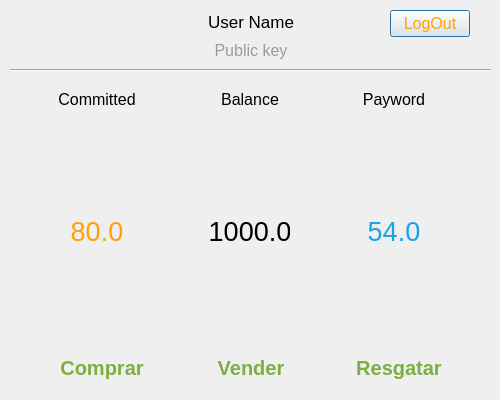
Old version of the form src/gui/balancedialog.ui in the repository amazon-biobank/Torrente.
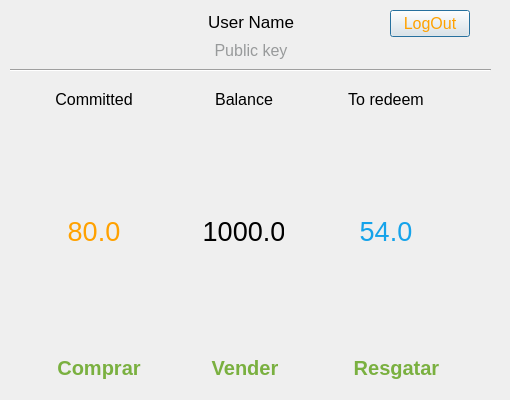
New version of the form. Icons and pictures are not drawn.

Commit message: add: integrate logic values to balance dialog

The edit to the form file:
```diff
--- a/src/gui/balancedialog.ui
+++ b/src/gui/balancedialog.ui
@@ -6,19 +6,19 @@
    <rect>
     <x>0</x>
     <y>0</y>
-    <width>500</width>
+    <width>510</width>
     <height>400</height>
    </rect>
   </property>
   <property name="minimumSize">
    <size>
-    <width>500</width>
+    <width>510</width>
     <height>400</height>
    </size>
   </property>
   <property name="maximumSize">
    <size>
-    <width>500</width>
+    <width>510</width>
     <height>400</height>
    </size>
   </property>
@@ -47,7 +47,7 @@
     <rect>
      <x>0</x>
      <y>10</y>
-     <width>501</width>
+     <width>510</width>
      <height>51</height>
     </rect>
    </property>
@@ -552,7 +552,7 @@
 };</string>
         </property>
         <property name="text">
-         <string>Payword</string>
+         <string>To redeem</string>
         </property>
         <property name="alignment">
          <set>Qt::AlignCenter</set>
@@ -613,7 +613,7 @@
        <widget class="QToolButton" name="IPOButton">
         <property name="maximumSize">
          <size>
-          <width>90</width>
+          <width>110</width>
           <height>65</height>
          </size>
         </property>
```
Left out of the diff: 10 changed lines with no effect on the pictures. The commit also changes 4 other files.
